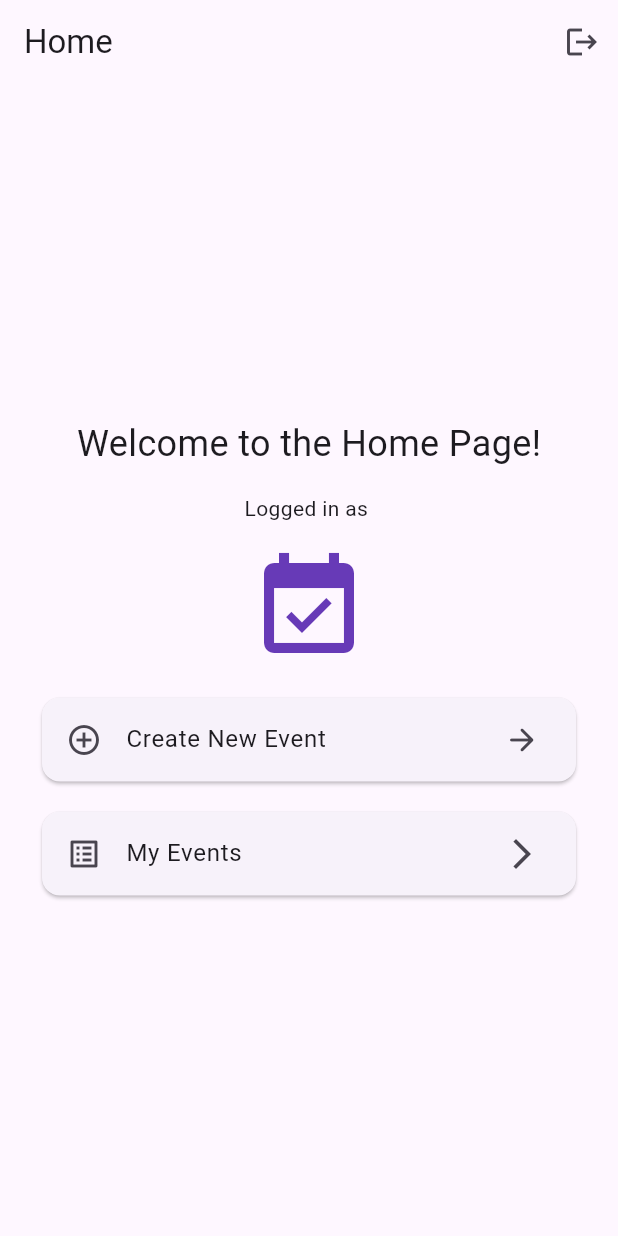
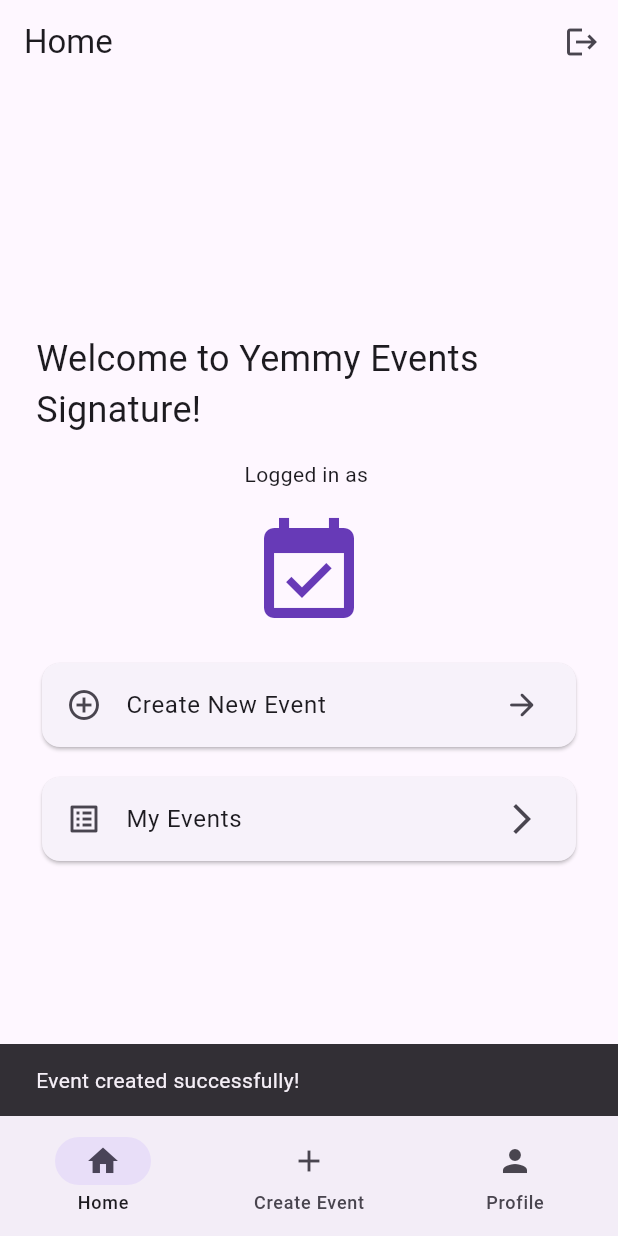
Before and after one commit to Hardeyemmy/yem-events-signature, a Flutter app: the screen it shows once a user with an empty profile is signed in, on a phone screen of 412 x 824 dp. Run offline on Flutter 3.47's test engine with Material 3 defaults, Android fonts, the phone set to English and light mode, and no system bars; our stand-ins replace cloud_firestore, firebase_auth, firebase_core, flutter_riverpod, riverpod_annotation; accounts and stored records are empty; generated files the repository leaves out were written again.

Commit message:
profile and event creation pages done and testes

```diff
--- a/lib/app/app.dart
+++ b/lib/app/app.dart
@@ -1,8 +1,9 @@
 import 'package:flutter/material.dart';
 import 'package:flutter_riverpod/flutter_riverpod.dart';
-import '../features/auth/presentation/Pages/login.dart';
-import '../features/auth/presentation/Pages/homepage.dart';
-import '../features/auth/presentation/providers/auth_providers.dart';
+import 'package:yem_events_signature/features/auth/presentation/Pages/login.dart';
+import 'package:yem_events_signature/features/auth/presentation/Pages/homepage.dart';
+import 'package:yem_events_signature/features/auth/presentation/Pages/main_page.dart';
+import 'package:yem_events_signature/features/auth/presentation/providers/auth_providers.dart';
 
 class MyApp extends ConsumerWidget {
   const MyApp({super.key});
@@ -14,9 +15,8 @@ class MyApp extends ConsumerWidget {
       title: 'Events Signature Project',
       theme: ThemeData(primarySwatch: Colors.lightBlue),
       home: authState.when(
-        data: (user) => user != null ? const HomePage() : const Login(),
-        error: (e, _) =>
-            Scaffold(body: Center(child: Text('An error occurred'))),
+        data: (user) => user != null ? const MainPage() : const Login(),
+        error: (e, _) => const Login(),
         loading: () =>
             Scaffold(body: Center(child: CircularProgressIndicator())),
       ),
--- /dev/null
+++ b/lib/features/auth/data/repositories/event_repository.dart
@@ -0,0 +1,26 @@
+import 'package:cloud_firestore/cloud_firestore.dart';
+import 'package:flutter_riverpod/flutter_riverpod.dart';
+import '../../../events/domains/models/events.dart';
+
+final eventRepositoryProvider = Provider<EventRepository>((ref) {
+  return EventRepository(FirebaseFirestore.instance);
+});
+
+class EventRepository {
+  EventRepository(this._firestore);
+  final FirebaseFirestore _firestore;
+
+  CollectionReference<Map<String, dynamic>> get _eventRef =>
+      _firestore.collection('events');
+
+  Future<void> createEvent(Event event) {
+    return _eventRef.add(event.toFirestore());
+  }
+
+  Stream<List<Event>> watchAllEvents() {
+    return _eventRef
+        .orderBy('date')
+        .snapshots()
+        .map((snapshot) => snapshot.docs.map(Event.fromFirestore).toList());
+  }
+}
--- a/lib/features/auth/presentation/Pages/homepage.dart
+++ b/lib/features/auth/presentation/Pages/homepage.dart
@@ -56,7 +56,7 @@ class HomePage extends ConsumerWidget {
             mainAxisAlignment: MainAxisAlignment.center,
             children: [
               const Text(
-                'Welcome to the Home Page!',
+                'Welcome to Yemmy Events Signature!',
                 style: TextStyle(fontSize: 24.0),
               ),
               const SizedBox(height: 16.0),
--- /dev/null
+++ b/lib/features/auth/presentation/Pages/main_page.dart
@@ -0,0 +1,42 @@
+import "package:flutter/material.dart";
+import 'package:flutter_riverpod/flutter_riverpod.dart';
+import 'homepage.dart';
+import 'create_event_page.dart';
+import 'profile_page.dart';
+
+class MainPage extends ConsumerStatefulWidget {
+  const MainPage({super.key});
+
+  @override
+  ConsumerState<MainPage> createState() => _MainPageState();
+}
+
+class _MainPageState extends ConsumerState<MainPage> {
+  int _currentIndex = 0;
+
+  final List<Widget> _pages = [
+    const HomePage(),
+    const CreateEventPage(),
+    const ProfilePage(),
+  ];
+
+  @override
+  Widget build(BuildContext context) {
+    return Scaffold(
+      body: IndexedStack(index: _currentIndex, children: _pages),
+      bottomNavigationBar: NavigationBar(
+        selectedIndex: _currentIndex,
+        onDestinationSelected: (index) {
+          setState(() {
+            _currentIndex = index;
+          });
+        },
+        destinations: const [
+          NavigationDestination(icon: Icon(Icons.home), label: 'Home'),
+          NavigationDestination(icon: Icon(Icons.add), label: 'Create Event'),
+          NavigationDestination(icon: Icon(Icons.person), label: 'Profile'),
+        ],
+      ),
+    );
+  }
+}
--- a/lib/features/auth/presentation/providers/auth_providers.dart
+++ b/lib/features/auth/presentation/providers/auth_providers.dart
@@ -21,6 +21,11 @@ AuthRepository authRepository(Ref ref) {
 Stream<User?> authState(Ref ref) {
   return ref.watch(authRepositoryProvider).authStateChanges;
 }
+
+final currentUserProvider = Provider<User?>((ref) {
+  final authState = ref.watch(authStateProvider);
+  return authState.value;
+});
 
 final authControllerProvider = AsyncNotifierProvider<AuthController, void>(
   AuthController.new,
--- /dev/null
+++ b/lib/features/events/domains/models/events.dart
@@ -0,0 +1,49 @@
+import 'package:cloud_firestore/cloud_firestore.dart';
+
+class Event {
+  final String id;
+  final String title;
+  final String description;
+  final String location;
+  final DateTime date;
+  final String creatorId;
+  final String creatorEmail;
+  final DateTime createdAt;
+
+  Event({
+    required this.id,
+    required this.title,
+    required this.description,
+    required this.location,
+    required this.date,
+    required this.creatorId,
+    required this.creatorEmail,
+    required this.createdAt,
+  });
+
+  factory Event.fromFirestore(DocumentSnapshot<Map<String, dynamic>> doc) {
+    final data = doc.data()!;
+    return Event(
+      id: doc.id,
+      title: data['title'] ?? '',
+      description: data['description'] ?? '',
+      location: data['location'] ?? '',
+      date: (data['date'] as Timestamp).toDate(),
+      creatorId: data['creatorId'] ?? '',
+      creatorEmail: data['creatorEmail'] ?? '',
+      createdAt: (data['createdAt'] as Timestamp).toDate(),
+    );
+  }
+
+  Map<String, dynamic> toFirestore() {
+    return {
+      'title': title,
+      'description': description,
+      'location': location,
+      'date': Timestamp.fromDate(date),
+      'creatorId': creatorId,
+      'creatorEmail': creatorEmail,
+      'createdAt': Timestamp.fromDate(createdAt),
+    };
+  }
+}
--- a/pubspec.yaml
+++ b/pubspec.yaml
@@ -38,6 +38,8 @@ dependencies:
   firebase_auth: any
   flutter_riverpod: ^3.0.0
   riverpod_annotation: ^3.0.0
+  cloud_firestore: ^5.6.0
+  intl: ^0.19.0
 
 dev_dependencies:
   flutter_test:
```
Also changed, not shown: lib/features/auth/presentation/Pages/create_event_page.dart (added, +152 -0 lines), lib/features/auth/presentation/Pages/profile_page.dart (added, +75 -0 lines), lib/features/auth/presentation/providers/event_provider.dart (added, +49 -0 lines), pubspec.lock, 1 other file.
